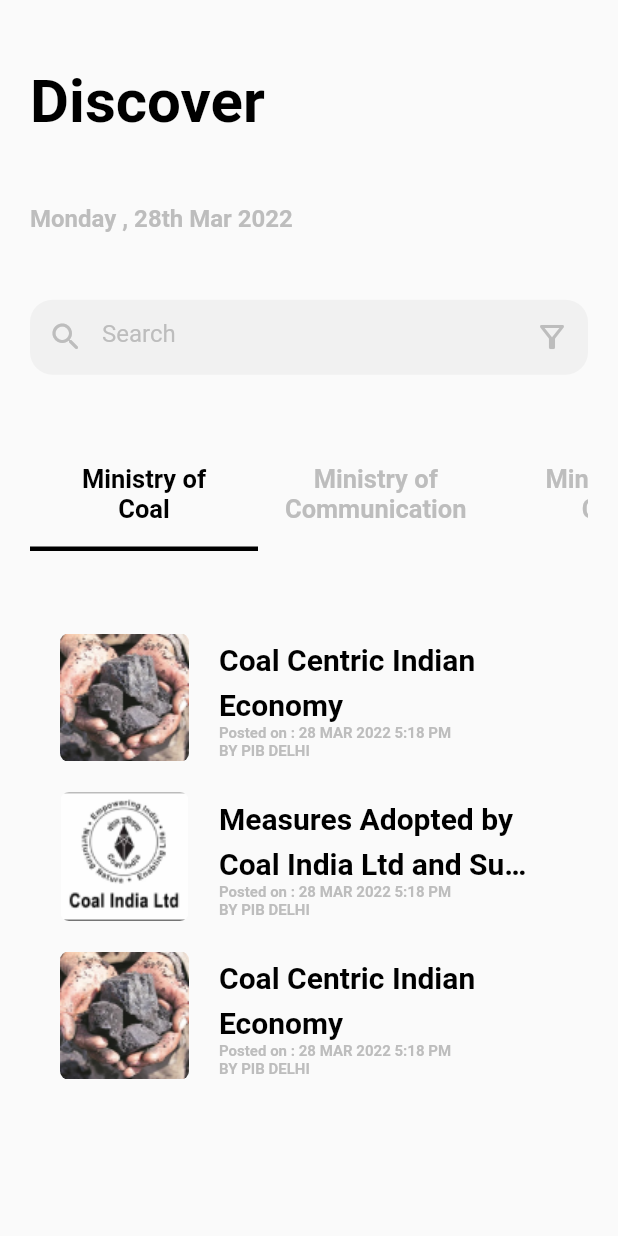
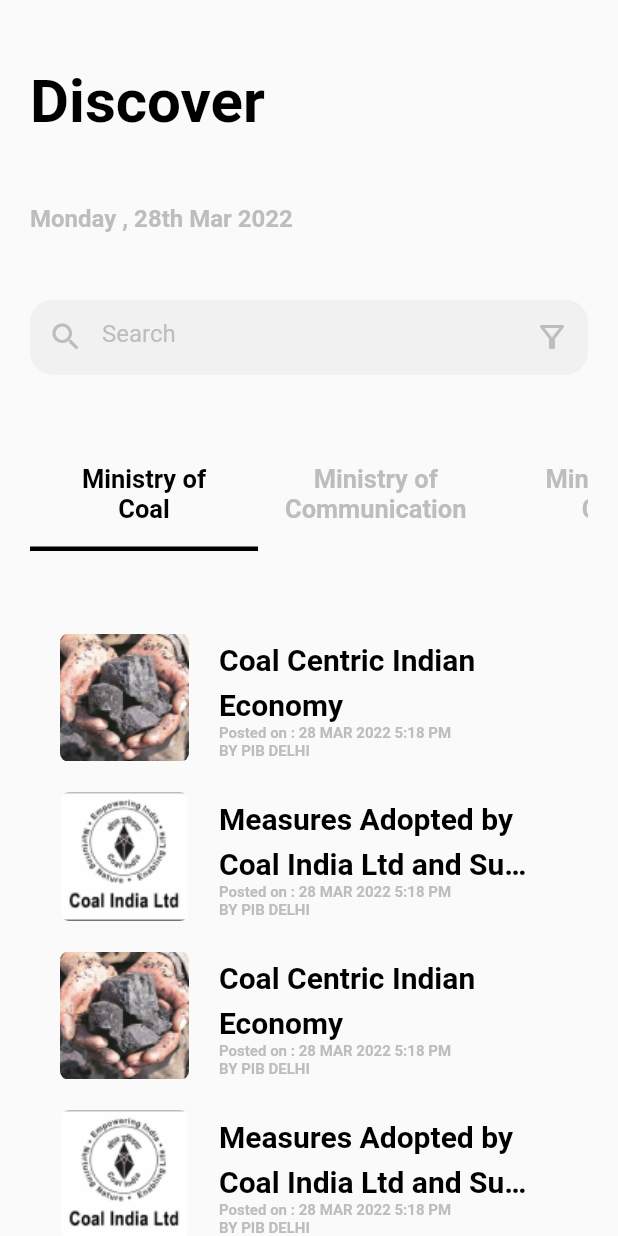
Before and after one commit to Rinav07/SIH-App, a Flutter app: the Searchpage widget shown alone on an empty page, opened directly, on a phone screen of 412 x 824 dp. Run offline on Flutter 3.47's test engine with Material 2 defaults, Android fonts, the phone set to English and light mode, and no system bars.

Commit message:
minor changes

```diff
--- a/App/lib/home.dart
+++ b/App/lib/home.dart
@@ -35,12 +35,13 @@
               Padding(
                 padding: const EdgeInsets.symmetric(vertical: 10.0),
                 child: Container(
-                  height: 346,
+                  height: 340,
                   width: double.infinity,
                   decoration: BoxDecoration(
                     borderRadius: const BorderRadius.all(Radius.circular(20)),
                     image: DecorationImage(
                         image: const AssetImage('assets/MoR_Piyush_Goyal 1.png'),
+                        fit: BoxFit.fill,
                         colorFilter: ColorFilter.mode(
                             Colors.black.withOpacity(0.5), BlendMode.srcOver)),
                   ),
--- a/App/lib/main.dart
+++ b/App/lib/main.dart
@@ -12,6 +12,7 @@
   @override
   Widget build(BuildContext context) {
     return const MaterialApp(
+      debugShowCheckedModeBanner: false,
       home: MyStatefulWidget(),
     );
   }
--- a/App/lib/search.dart
+++ b/App/lib/search.dart
@@ -281,7 +281,56 @@
                             ],
                           ),
                         ),
+                        Padding(
+                          padding: const EdgeInsets.symmetric(vertical: 10.0),
+                          child: Row(
+                            mainAxisAlignment: MainAxisAlignment.start,
+                            children: [
+                              Padding(
+                                padding: const EdgeInsets.symmetric(horizontal: 20.0),
+                                child: Container(
+                                  height: 86,
+                                  width: 86,
+                                  decoration: BoxDecoration(
+                                      borderRadius: BorderRadius.circular(6.0),
+                                      image: DecorationImage(image: AssetImage('assets/coal-india-ltd 2.png'),)
+                                  ),
+                                ),
+                              ),
+                              Column(
+                                crossAxisAlignment: CrossAxisAlignment.start,
+                                children: [
+                                  SizedBox(
+                                    width: MediaQuery.of(context).size.width * 0.5,
+                                    child: const Text(
+                                      'Measures Adopted by Coal India Ltd and Substituted',
+                                      maxLines: 2,
+                                      style: TextStyle(
+                                        overflow: TextOverflow.ellipsis,
+                                        height: 1.5,
+                                        fontWeight: FontWeight.bold,
+                                        fontSize: 20,
+                                        color: Colors.black,
+                                      ),
+                                    ),
+                                  ),
 
+                                  SizedBox(
+                                    width: MediaQuery.of(context).size.width * 0.4,
+                                    child: const Text(
+                                      'Posted on : 28 MAR 2022 5:18 PM BY PIB DELHI',
+                                      style: TextStyle(
+                                        fontWeight: FontWeight.bold,
+                                        fontSize: 10,
+                                        color: Color(0xFFBDBDBD),
+                                      ),
+                                    ),
+                                  )
+                                ],
+                              )
+                            ],
+                          ),
+                        ),
                       ],
                     ),
                   ),
```
